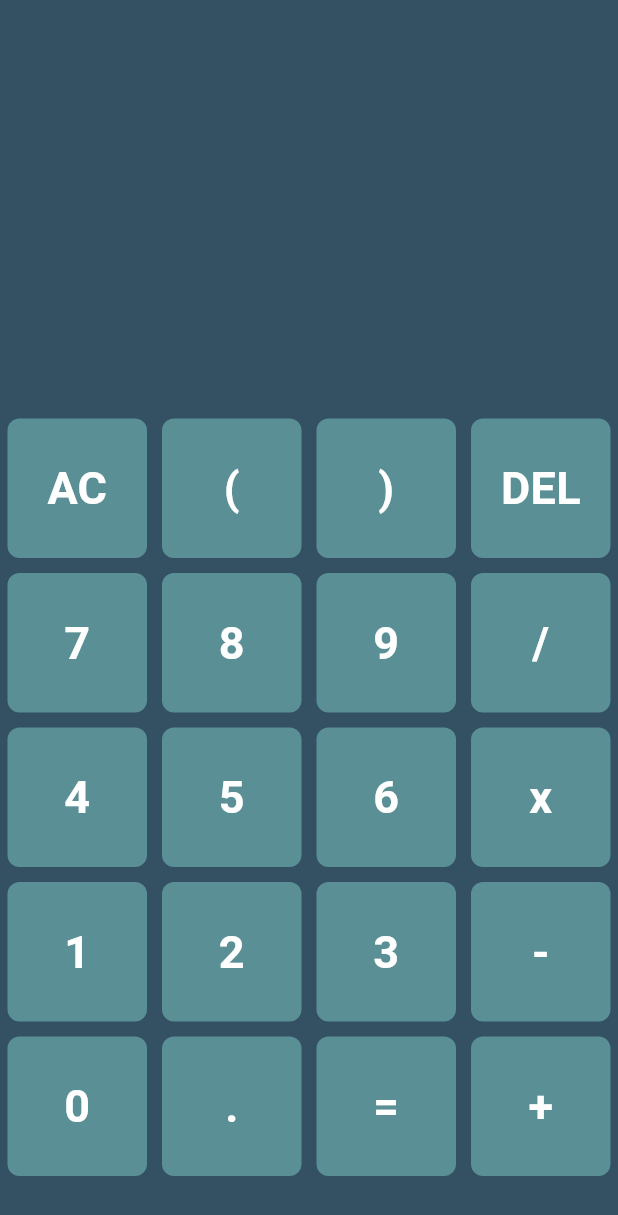
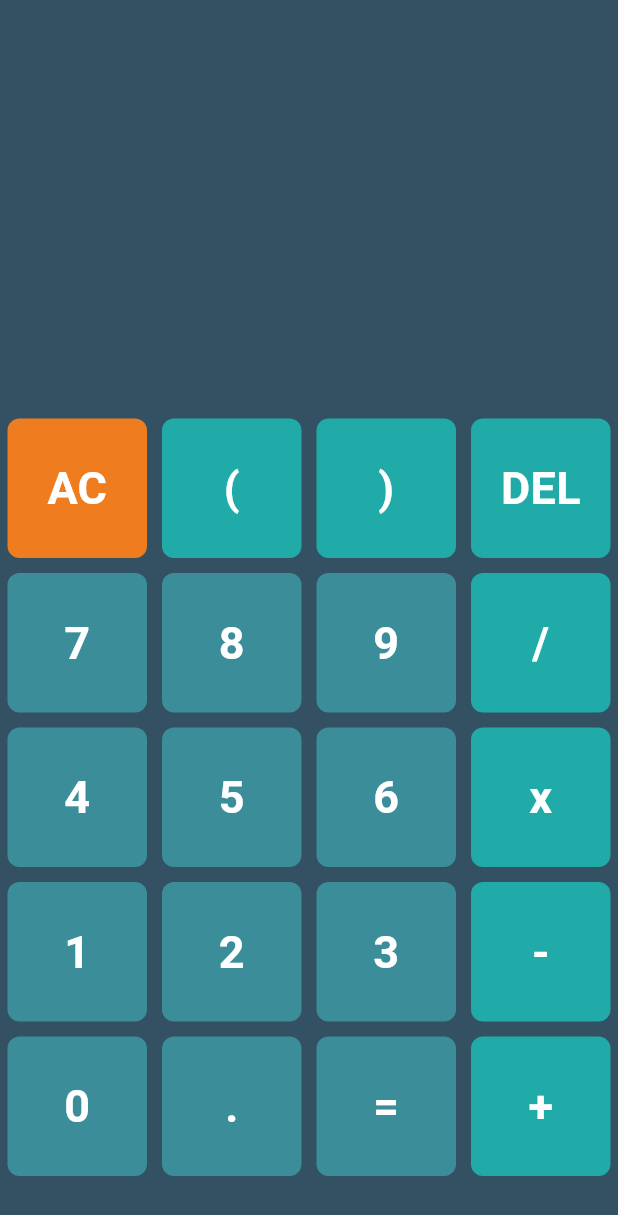
Before and after one commit to Eeva-cyber/Calculator-App, a Flutter app: the screen it shows after launch, on a phone screen of 412 x 824 dp. Shown: the top 1215 px of the screen. Run offline on Flutter 3.47's test engine with Material 3 defaults, Android fonts, the phone set to English and light mode, and no system bars; our stand-ins replace math_expressions.

Commit message:
Final UI colour change

```diff
--- a/lib/pages/calculator_app.dart
+++ b/lib/pages/calculator_app.dart
@@ -61,6 +61,16 @@ class _CalculatorAppState extends State<CalculatorApp> {
   '1', '2', '3', '-',
   '0', '.', '=', '+',
   ];
+
+  Color _getButtonColor(int index) {
+    if (index == 0) {
+      return const Color.fromARGB(255, 239, 124, 30);
+    } else if (index < 4 || index % 4 == 3) {
+      return const Color.fromARGB(255, 33, 171, 168);
+    } else {
+      return const Color.fromARGB(255, 59, 141, 154); // default
+    }
+  }
 
   //UIs
   @override
@@ -135,7 +145,7 @@ class _CalculatorAppState extends State<CalculatorApp> {
                   child: Container(
                     decoration: BoxDecoration(
                       borderRadius: BorderRadius.circular(8.0),
-                      color: const Color.fromARGB(255, 90, 143, 150),
+                      color: _getButtonColor(index)
                     ),
                     margin: EdgeInsets.all(5.0),
                     child: Center(
```
